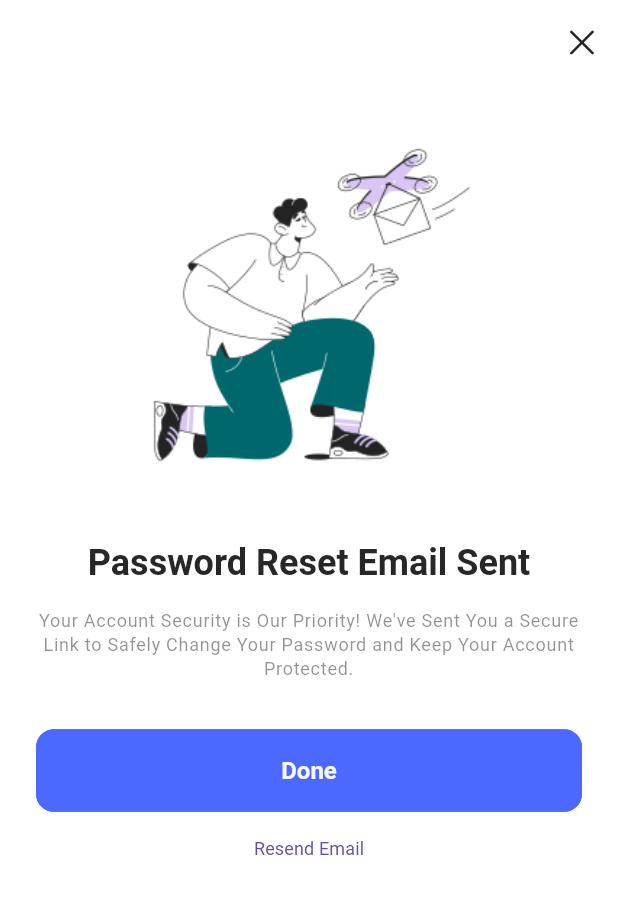
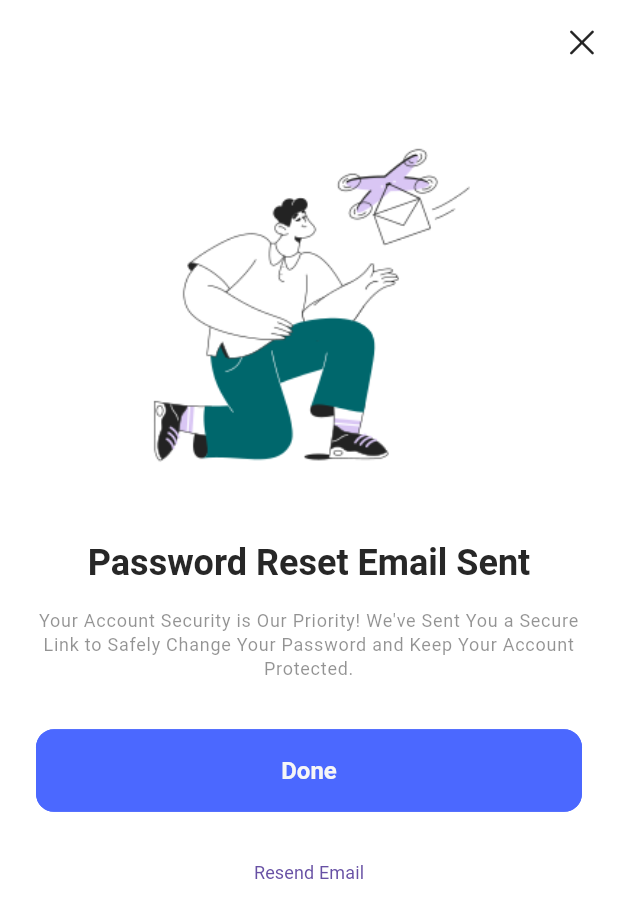
Before and after one commit to rahmabenomrane/Application-mobile-avec-flutter, a Flutter app: the ResetPassword screen opened directly, on a phone screen of 412 x 824 dp. Shown: the top 918 px of the screen. Run offline on Flutter 3.47's test engine with Material 3 defaults, Android fonts, the phone set to English and light mode, and no system bars; our stand-ins replace carousel_slider, cloud_firestore, connectivity_plus, firebase_auth, firebase_core, firebase_storage and 10 more; accounts and stored records are empty; network calls fail; Roboto replaces fonts that are missing (Poppins); project files that could hold a hidden picture were left out.

Commit message:
add forgot password

```diff
--- a/lib/features/authentication/screens/login/widgets/login_form.dart
+++ b/lib/features/authentication/screens/login/widgets/login_form.dart
@@ -58,7 +58,7 @@ class TLoginForm extends StatelessWidget {
                   ],
                 ),
                 TextButton(
-                  onPressed: ()=>Get.to(() => const ForgotPassword()),
+                  onPressed: ()=>Get.to(() =>  ForgotPassword()),
                   child: Text(TTexts.forgetPassword),
                 ),
               ],
--- a/lib/features/authentication/screens/password_configuration/reset_password.dart
+++ b/lib/features/authentication/screens/password_configuration/reset_password.dart
@@ -1,14 +1,17 @@
+import 'package:examenmobile/features/authentication/screens/login/login.dart';
 import 'package:examenmobile/utils/constants/image_strings.dart';
 import 'package:examenmobile/utils/constants/sizes.dart';
 import 'package:examenmobile/utils/constants/text_strings.dart';
 import 'package:flutter/cupertino.dart';
 import 'package:flutter/material.dart';
 import 'package:get/get.dart';
-
-import '../../../../utils/helpers/helper_functions.dart';
+import 'package:examenmobile/data/repositories/authentification/authentification_repository.dart';
+import 'package:examenmobile/utils/helpers/helper_functions.dart';
 
 class ResetPassword extends StatelessWidget {
-  const ResetPassword({super.key});
+  const ResetPassword({super.key, this.email});
+
+  final String? email;
 
   @override
   Widget build(BuildContext context) {
@@ -16,27 +19,81 @@ class ResetPassword extends StatelessWidget {
       appBar: AppBar(
         automaticallyImplyLeading: false,
         actions: [
-IconButton(onPressed: ()=>Get.back(), icon: const Icon(CupertinoIcons.clear))
+          IconButton(
+              onPressed: () => Get.back(),
+              icon: const Icon(CupertinoIcons.clear)
+          )
         ],
       ),
-      body:  SingleChildScrollView(
-        child:  Padding(
-          padding:  EdgeInsets.all(TSizes.defaultSpace),
+      body: SingleChildScrollView(
+        child: Padding(
+          padding: const EdgeInsets.all(TSizes.defaultSpace),
           child: Column(
             children: [
-              Image(image: AssetImage(TImages.deliveredEmailIllustration),width: THelperFunctions.screenWidth()* 0.6),
+              // Image
+              Image(
+                image: const AssetImage(TImages.deliveredEmailIllustration),
+                width: THelperFunctions.screenWidth() * 0.6,
+              ),
               const SizedBox(height: TSizes.spaceBtwSections),
 
-              ///Title subtitle
-              Text(TTexts.changeYourPasswordTitle, style: Theme.of(context).textTheme.headlineMedium,textAlign: TextAlign.center ),
+              // Title & Subtitle
+              Text(
+                TTexts.changeYourPasswordTitle,
+                style: Theme.of(context).textTheme.headlineMedium,
+                textAlign: TextAlign.center,
+              ),
               const SizedBox(height: TSizes.spaceBtwItems),
-              Text(TTexts.changeYourPasswordSubTitle, style: Theme.of(context).textTheme.labelMedium,textAlign: TextAlign.center ),
+              Text(
+                email != null
+                    ? TTexts.changeYourPasswordSubTitle + ' $email'
+                    : TTexts.changeYourPasswordSubTitle,
+                style: Theme.of(context).textTheme.labelMedium,
+                textAlign: TextAlign.center,
+              ),
               const SizedBox(height: TSizes.spaceBtwSections),
-              ///Buttons
-              SizedBox(width: double.infinity, child: ElevatedButton(onPressed: (){}, child: const Text(TTexts.done))),
-              SizedBox(width: double.infinity, child: TextButton(onPressed: (){}, child: const Text(TTexts.resendEmail))),
 
-
+              // Buttons
+              SizedBox(
+                width: double.infinity,
+                child: ElevatedButton(
+                  onPressed: () => Get.offAll(() => const LoginScreen()),
+                  child: const Text(TTexts.done),
+                ),
+              ),
+              const SizedBox(height: TSizes.spaceBtwItems),
+              SizedBox(
+                width: double.infinity,
+                child: TextButton(
+                  onPressed: () {
+                    if (email != null) {
+                      AuthenticationRepository.instance
+                          .sendPasswordResetEmail(email!)
+                          .then((_) {
+                        Get.snackbar(
+                          'Email Resent',
+                          'Password reset link sent again to $email',
+                          snackPosition: SnackPosition.BOTTOM,
+                        );
+                      })
+                          .catchError((error) {
+                        Get.snackbar(
+                          'Error',
+                          error.toString(),
+                          snackPosition: SnackPosition.BOTTOM,
+                        );
+                      });
+                    } else {
+                      Get.snackbar(
+                        'Error',
+                        'No email address available to resend',
+                        snackPosition: SnackPosition.BOTTOM,
+                      );
+                    }
+                  },
+                  child: const Text(TTexts.resendEmail),
+                ),
+              ),
             ],
           ),
         ),
```
Also changed, not shown: lib/data/repositories/authentification/authentification_repository.dart (+15 -0 lines), lib/features/authentication/screens/password_configuration/forgot_password.dart (+32 -10 lines).
